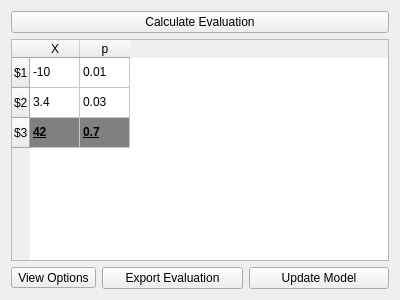
The window that src/view/ui/evaluation.ui (EinDamian/discrete-choice) describes before a commit, drawn with Qt 5.
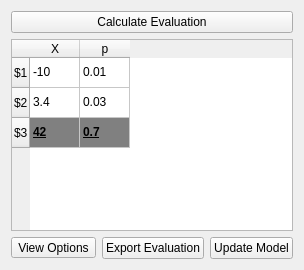
The same window after the commit. Icons and pictures are not drawn.

The edit to the form file:
```diff
--- a/src/view/ui/evaluation.ui
+++ b/src/view/ui/evaluation.ui
@@ -2,18 +2,7 @@
 <ui version="4.0">
  <class>Form</class>
  <widget class="QWidget" name="Form">
-  <property name="geometry">
-   <rect>
-    <x>0</x>
-    <y>0</y>
-    <width>400</width>
-    <height>300</height>
-   </rect>
-  </property>
-  <property name="windowTitle">
-   <string>Form</string>
-  </property>
-  <layout class="QVBoxLayout" name="verticalLayout">
+  <layout class="QVBoxLayout" name="layout_eval">
    <item>
     <widget class="QPushButton" name="button_calculate">
      <property name="text">
```
Left out of the diff: 6 changed lines with no effect on the pictures.
